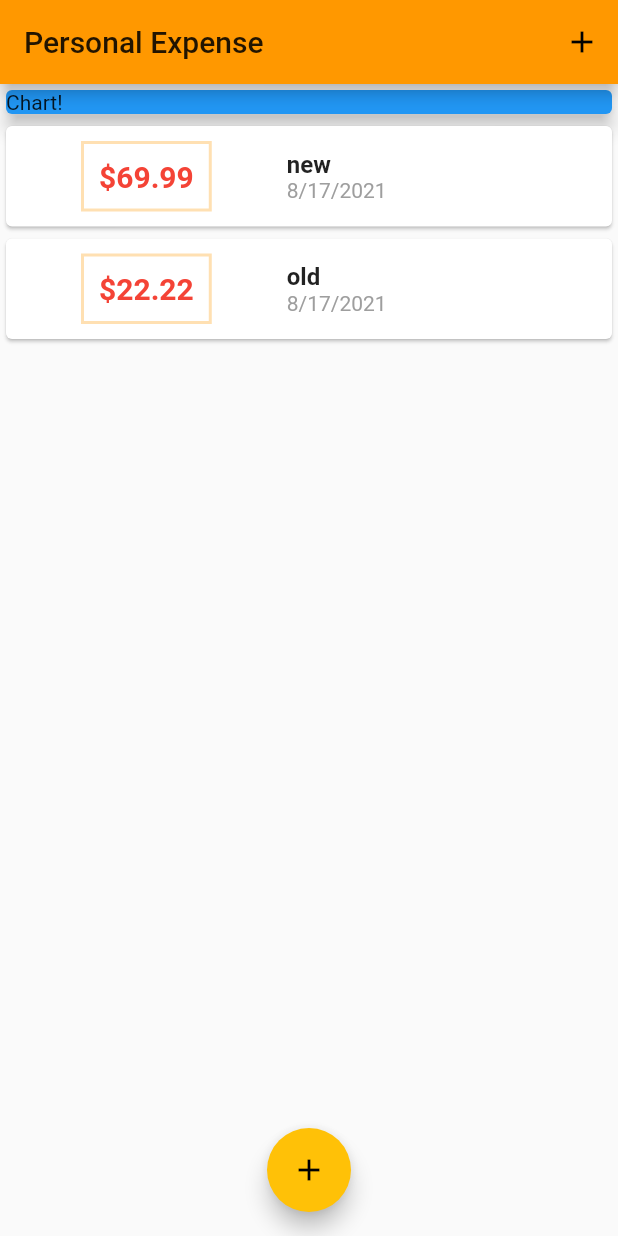
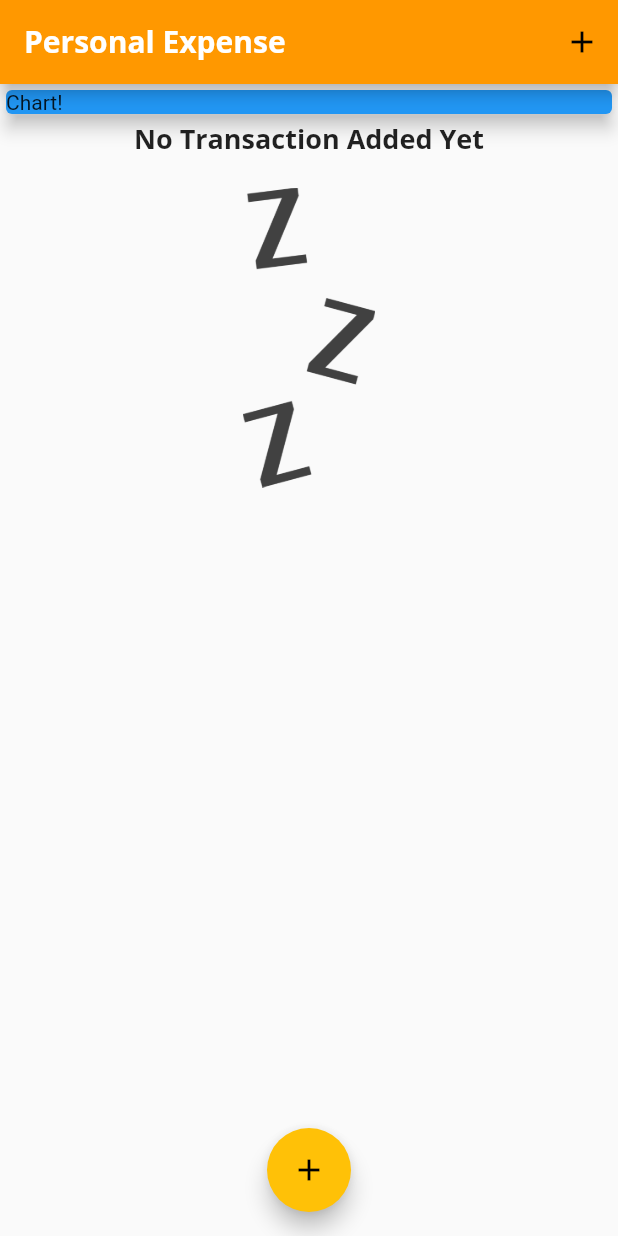
Before and after one commit to marufkhan09/expense, a Flutter app: the screen it shows after launch, on a phone screen of 412 x 824 dp. Run offline on Flutter 3.47's test engine with Material 2 defaults, Android fonts, the phone set to English and light mode, and no system bars.

```diff
--- a/lib/main.dart
+++ b/lib/main.dart
@@ -14,9 +14,20 @@ class MyApp extends StatelessWidget {
     return MaterialApp(
       title: 'Flutter ',
       theme: ThemeData(
-        primarySwatch: Colors.orange,
-        accentColor: Colors.amber,
-      ),
+          primarySwatch: Colors.orange,
+          accentColor: Colors.amber,
+          textTheme: ThemeData.light().textTheme.copyWith(
+            headline6: TextStyle(
+              fontSize: 18,
+              fontFamily: 'OpenSans',
+              fontWeight: FontWeight.bold,
+            )
+          ),
+          fontFamily: 'Quicksand',
+          appBarTheme: AppBarTheme(
+              textTheme: ThemeData.light().textTheme.copyWith(
+                  headline6: TextStyle(fontFamily: 'OpenSans', fontSize: 20,fontWeight: FontWeight.bold)))),
+
       home: MyHomePage(),
     );
   }
@@ -36,19 +47,20 @@ class _MyHomePageState extends State<MyHomePage> {
         context: context,
         builder: (_) {
           return GestureDetector(
-            behavior: HitTestBehavior.opaque,
-              onTap: () {}, child: NewTransaction(_addNewTransaction));
+              behavior: HitTestBehavior.opaque,
+              onTap: () {},
+              child: NewTransaction(_addNewTransaction));
         });
   }
 
   final List<Transaction> _userTransaction = [
-    Transaction(
-      id: 't1',
-      title: 'new',
-      amount: 69.99,
-      date: DateTime.now(),
-    ),
-    Transaction(id: 't2', title: 'old', amount: 22.22, date: DateTime.now())
+    // Transaction(
+    //   id: 't1',
+    //   title: 'new',
+    //   amount: 69.99,
+    //   date: DateTime.now(),
+    // ),
+    // Transaction(id: 't2', title: 'old', amount: 22.22, date: DateTime.now())
   ];
 
   void _addNewTransaction(String txTitle, double txAmount) {
@@ -73,7 +85,9 @@ class _MyHomePageState extends State<MyHomePage> {
               onPressed: () => _startAddNewTransaction(context),
               icon: Icon(Icons.add)),
         ],
-        title: Text("Personal Expense"),
+        title: Text(
+          "Personal Expense",
+        ),
       ),
       body: Column(
         mainAxisAlignment: MainAxisAlignment.start,
--- a/lib/widgets/new_transaction.dart
+++ b/lib/widgets/new_transaction.dart
@@ -49,7 +49,7 @@ class _NewTransactionState extends State<NewTransaction> {
             },
             child: Text(
               'Add Transaction',
-              style: TextStyle(color: Colors.purple),
+              style: TextStyle(color: Theme.of(context).accentColor),
             ))
       ]),
     );
--- a/lib/widgets/transaction_list.dart
+++ b/lib/widgets/transaction_list.dart
@@ -11,7 +11,23 @@ class TransactionList extends StatelessWidget {
   Widget build(BuildContext context) {
     return Container(
       height: 300,
-      child: ListView.builder(
+      child: transactions.isEmpty
+          ? Column(
+              children: [
+                Text('No Transaction Added Yet',
+                    style: Theme.of(context).textTheme.headline6),
+                SizedBox(
+                  height: 20,
+                ),
+                Container(
+                    height: 200,
+                    child: Image.asset(
+                      'assets/images/waiting.png',
+                      fit: BoxFit.cover,
+                    ))
+              ],
+            )
+          : ListView.builder(
               itemCount: transactions.length,
               itemBuilder: (BuildContext context, int index) {
                 return Card(
@@ -26,7 +42,8 @@ class TransactionList extends StatelessWidget {
                             color: Colors.red,
                           ),
                         ),
-                  margin: EdgeInsets.symmetric(vertical: 10, horizontal: 50),
+                        margin:
+                            EdgeInsets.symmetric(vertical: 10, horizontal: 50),
                         decoration: BoxDecoration(
                           border: Border.all(
                             color: Theme.of(context).primaryColorLight,
@@ -41,10 +58,7 @@ class TransactionList extends StatelessWidget {
                           Container(
                             child: Text(
                               transactions[index].title,
-                        style: TextStyle(
-                          fontSize: 16,
-                          fontWeight: FontWeight.bold,
-                        ),
+                              style: Theme.of(context).textTheme.headline6,
                             ),
                           ),
                           Container(
@@ -62,7 +76,6 @@ class TransactionList extends StatelessWidget {
                   ),
                 );
               },
-
             ),
     );
   }
```
Also changed, not shown: lib/widgets/chart.dart (added, +38 -0 lines), pubspec.yaml (+13 -14 lines), assets/fonts/OpenSans-Bold.ttf (added), assets/fonts/OpenSans-Regular.ttf (added), assets/fonts/Quicksand-Bold.ttf (added), assets/fonts/Quicksand-Light.ttf (added), assets/fonts/Quicksand-Medium.ttf (added), assets/fonts/Quicksand-Regular.ttf (added), assets/images/waiting.png (added). Lines whose indentation alone changed are shown as unchanged.
